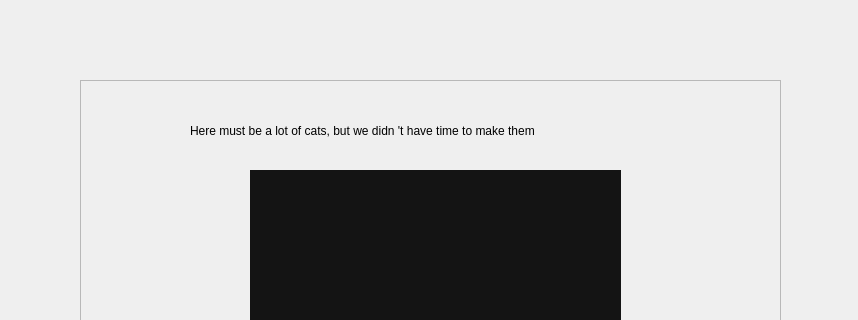
Tulenenok/BestPlanerEver, file my_love_project/src/catform.ui: the form before one commit; both pictures show x 0 to 858 and y 0 to 320 of the 858 by 646 pixel window.
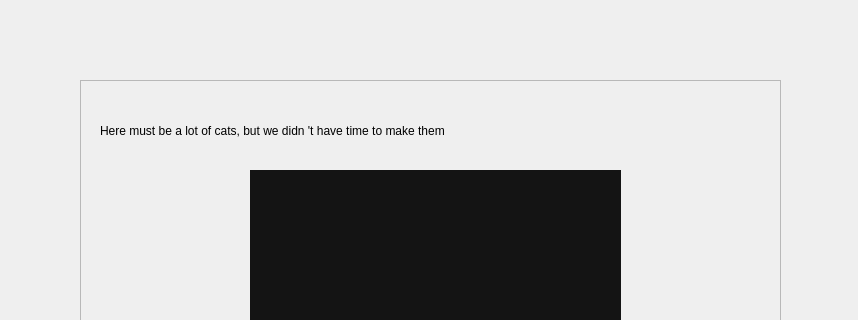
The form after the commit.

```diff
--- a/my_love_project/src/catform.ui
+++ b/my_love_project/src/catform.ui
@@ -47,9 +47,9 @@
    <widget class="QLabel" name="sorryLabel">
     <property name="geometry">
      <rect>
-      <x>110</x>
+      <x>20</x>
       <y>20</y>
-      <width>501</width>
+      <width>661</width>
       <height>61</height>
      </rect>
     </property>
```
